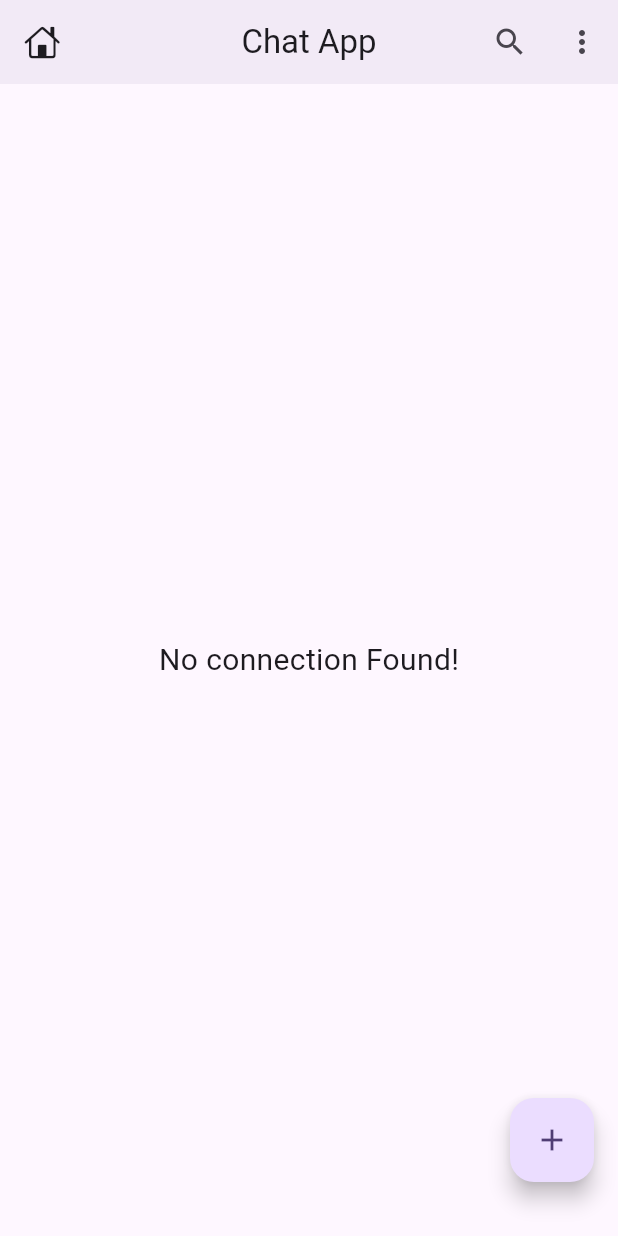
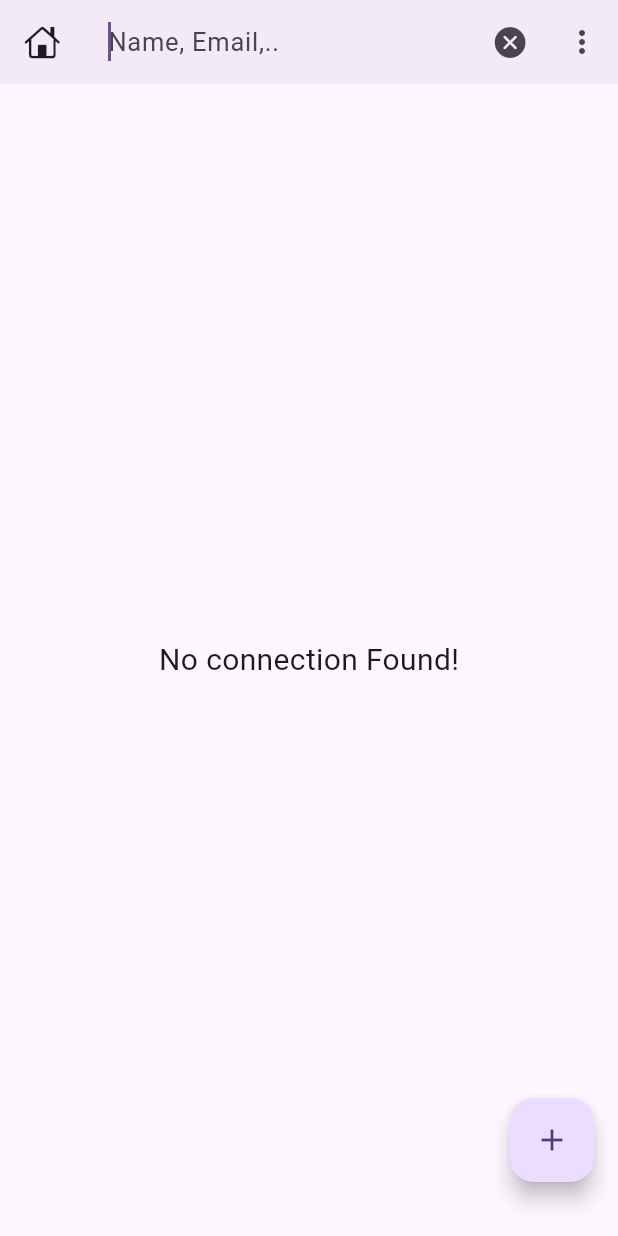
Before and after one commit to Manishs2261/ChatApp, a Flutter app: the HomePage screen opened by its route, after a tap on the "search" icon, on a phone screen of 412 x 824 dp. Run offline on Flutter 3.47's test engine with Material 2 defaults, Android fonts, the phone set to English and light mode, and no system bars; our stand-ins replace cached_network_image, cloud_firestore, firebase_auth, firebase_core, get, google_sign_in; accounts and stored records are empty; generated files the repository leaves out were written again.

```diff
--- a/lib/src/view/home/homepage.dart
+++ b/lib/src/view/home/homepage.dart
@@ -27,8 +27,12 @@ class HomePage extends StatefulWidget {
 
 class _HomePageState extends State<HomePage> {
 
-  List<ChatModel>list =[];
-
+    // for store=ing all users
+  List<ChatModel>_list =[];
+  // for storing searched item
+  final List<ChatModel>_isSerchList = [];
+  // for storing search status
+  bool _isSearching = false;
 
 
   @override
@@ -40,14 +44,67 @@ class _HomePageState extends State<HomePage> {
 
   @override
   Widget build(BuildContext context) {
-    return Scaffold(
+    print("new build");
+    return GestureDetector(
+      // for hiding keyboard when a tap is deected on screen
+      onTap: ()=> FocusScope.of(context).unfocus(),
+      child: WillPopScope(
+        // if search is on & back button is pressed then close search
+        // or else simple close current scren on back button click
+        onWillPop: (){
+          if(_isSearching){
+            setState(() {
+              _isSearching = false;
+            });
+            return Future.value(false);
+          }else{
+            return Future.value(true);
+          }
+        },
+        child: Scaffold(
+
 
           appBar: AppBar(
-        title: Text("Chat App"),
+            title: _isSearching
+                ? TextField(
+              decoration: InputDecoration(
+                border: InputBorder.none,
+                hintText: "Name, Email,.."
+              ),
+              autocorrect: true,
+              autofocus: true,
+              style: TextStyle(fontSize: 17,letterSpacing: 0.5),
+              // when search text change then update search list
+              onChanged: (value){
+                //search logic
+                _isSerchList.clear();
+                for(var i in _list){
+                  if(i.name!.toLowerCase().contains(value.toLowerCase()) ||
+                      i.email!.toLowerCase().contains(value.toLowerCase())){
 
+                    _isSerchList.add(i);
+                  }else
+                    {
+                      setState(() {
+                        _isSerchList;
+                      });
+                    }
+                }
+              },
+            )
+                :Text("Chat App") ,
             leading: Icon(CupertinoIcons.home),
             actions: [
-          IconButton(onPressed: (){}, icon: Icon(Icons.search)),
+
+              // for user search buttton
+              IconButton(onPressed: (){
+                 setState(() {
+                   _isSearching = !_isSearching;
+                 });
+              }, icon: Icon(_isSearching
+                  ? CupertinoIcons.clear_circled_solid
+                  : Icons.search)),
+              //  more feartures button
               IconButton(onPressed: (){
                 Get.toNamed(RoutesName.profileScreen,arguments: Apis.me);
               }, icon: Icon(Icons.more_vert)),
@@ -79,17 +136,49 @@ class _HomePageState extends State<HomePage> {
                 case ConnectionState.done:
 
                 final data  = snapshot.data?.docs;
-            list = data?.map((e) => ChatModel.fromJson(e.data())).toList() ?? [];
+                _list = data?.map((e) => ChatModel.fromJson(e.data())).toList() ?? [];
 
-            if(list.isNotEmpty)
+                if(_list.isNotEmpty)
                   {
                     return ListView.builder(
-                    itemCount: list.length,
+                        itemCount:_isSearching ? _isSerchList.length: _list.length,
                         padding: EdgeInsets.only(top: mq.height * .01),
                         physics: BouncingScrollPhysics(),
                         itemBuilder: (context,index){
                          // print("mansih ${list[index].image}");
 
+                          return CahtUserCard(chat:_isSearching ? _isSerchList[index] : _list[index]);
+
+                        });
+                  }else
+                    {
+                      return Center(child: Text("No connection Found!",style: TextStyle(fontSize: 20),),);
+                    }
+
+              }
+
+
+
+            },
+          ),
+        ),
+      ),
+    );
+  }
+}
+
+class CahtUserCard extends StatelessWidget {
+
+   final ChatModel chat;
+
+  const CahtUserCard({
+    super.key,
+    required this.chat,
+  });
+
+
+  @override
+  Widget build(BuildContext context) {
     return Card(
       color: Colors.blue,
       elevation: 5,
@@ -104,7 +193,7 @@ class _HomePageState extends State<HomePage> {
             width: mq.height * .055,
             height: mq.height * .055,
 
-                              imageUrl:'${list[index].image}',
+            imageUrl:'${chat.image}',
            // placeholder: (context, url) => CircularProgressIndicator(),
             errorWidget: (context, url, error) =>
             CircleAvatar(child: Icon(CupertinoIcons.person),),
@@ -112,8 +201,8 @@ class _HomePageState extends State<HomePage> {
         ),
 
 
-                          title: Text("${list[index].name}"),
-                          subtitle: Text("${list[index].about}",maxLines: 1,),
+        title: Text("${chat.name}"),
+        subtitle: Text("${chat.about}",maxLines: 1,),
        // trailing: Text("12:00 pm",style: TextStyle(color: Colors.black54),),
         trailing: Container(
           width: 15,
@@ -125,19 +214,5 @@ class _HomePageState extends State<HomePage> {
         ),
       ),
     );
-
-                    });
-              }else
-                {
-                  return Center(child: Text("No connection Found!",style: TextStyle(fontSize: 20),),);
-                }
-
-          }
-
-
-
-        },
-      ),
-    );
   }
 }
--- a/lib/src/view_model/services/spleshSrvices/splash.dart
+++ b/lib/src/view_model/services/spleshSrvices/splash.dart
@@ -13,7 +13,8 @@ class SplashServices {
 
   void isLogin() {
     SystemChrome.setEnabledSystemUIMode(SystemUiMode.edgeToEdge);
-    SystemChrome.setSystemUIOverlayStyle(SystemUiOverlayStyle(statusBarColor: Colors.transparent));
+    SystemChrome.setSystemUIOverlayStyle(
+        SystemUiOverlayStyle(systemNavigationBarColor: Colors.white));
     Timer(Duration(seconds: 3), () => Get.offNamed(RoutesName.loginScreen));
 
 
```
Also changed, not shown: lib/src/view/profil_screen/profilescreen.dart (+45 -1 lines). Lines whose indentation alone changed are shown as unchanged.
